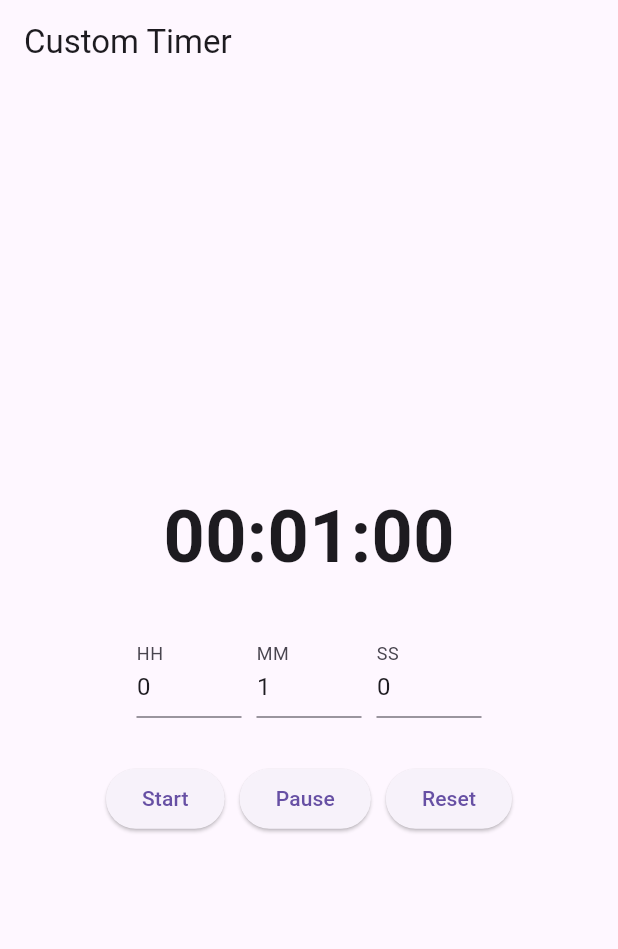
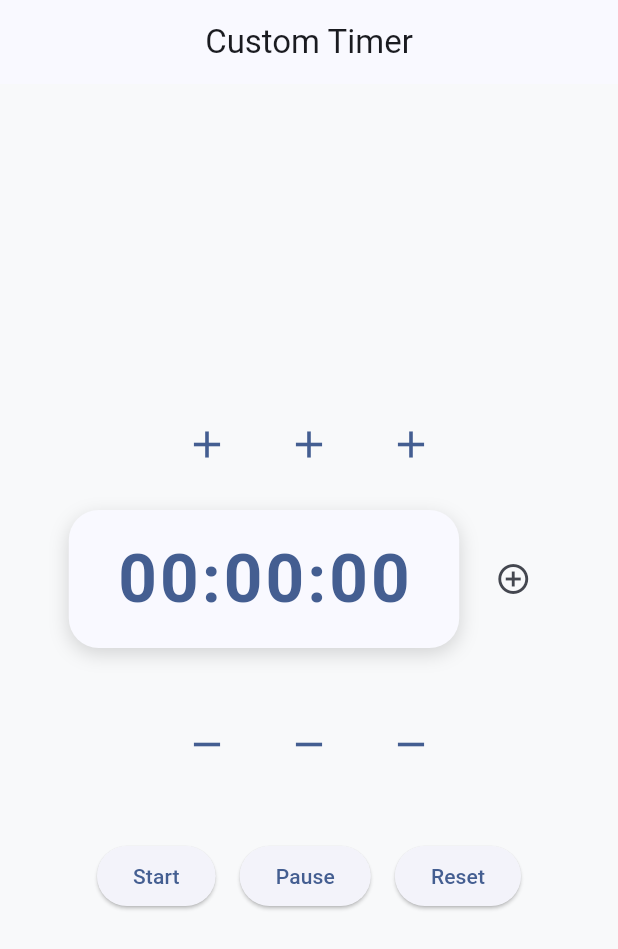
Before and after one commit to JoonWD/custom-timer, a Flutter app: the screen it shows after launch, on a phone screen of 412 x 824 dp. Shown: the top 949 px of the screen. Run offline on Flutter 3.47's test engine with Material 3 defaults, Android fonts, the phone set to English and light mode, and no system bars.

Commit message:
feat: first functional timer UI and engine (v0.1)

```diff
--- a/lib/core/timer_engine.dart
+++ b/lib/core/timer_engine.dart
@@ -1,44 +1,93 @@
+import 'dart:async';
+import 'package:flutter/foundation.dart';
+
 class TimerEngine {
-  int hours;
-  int minutes;
-  int seconds;
+  final VoidCallback onTick;
 
-  int remainingSeconds;
-  bool isRunning = false;
+  Timer? _timer;
+  Duration _current = Duration.zero;
+  bool _isRunning = false;
 
-  TimerEngine({
-    required this.hours,
-    required this.minutes,
-    required this.seconds,
-  }) : remainingSeconds = _toSeconds(hours, minutes, seconds);
+  TimerEngine({required this.onTick});
 
-  static int _toSeconds(int h, int m, int s) {
-    return (h * 3600) + (m * 60) + s;
+  // =========================
+  // GETTERS
+  // =========================
+
+  String get formattedTime {
+    final hours = _current.inHours.toString().padLeft(2, '0');
+    final minutes = (_current.inMinutes % 60).toString().padLeft(2, '0');
+    final seconds = (_current.inSeconds % 60).toString().padLeft(2, '0');
+    return '$hours:$minutes:$seconds';
   }
 
+  bool get isRunning => _isRunning;
+
+  // =========================
+  // CONTROLES PRINCIPALES
+  // =========================
+
   void start() {
-    isRunning = true;
+    if (_isRunning || _current.inSeconds <= 0) return;
+
+    _isRunning = true;
+
+    _timer = Timer.periodic(const Duration(seconds: 1), (_) {
+      if (_current.inSeconds <= 0) {
+        pause();
+        return;
+      }
+
+      _current -= const Duration(seconds: 1);
+      onTick();
+    });
   }
 
   void pause() {
-    isRunning = false;
+    _timer?.cancel();
+    _isRunning = false;
+    onTick();
   }
 
   void reset() {
-    remainingSeconds = _toSeconds(hours, minutes, seconds);
-    isRunning = false;
+    pause();
+    _current = Duration.zero;
+    onTick();
   }
 
-  void tick() {
-    if (!isRunning) return;
-    if (remainingSeconds > 0) {
-      remainingSeconds--;
-    }
+  // =========================
+  // AJUSTE DE TIEMPO
+  // =========================
+
+  void addHours(int value) {
+    _updateTime(Duration(hours: value));
   }
 
-  bool get isFinished => remainingSeconds == 0;
+  void addMinutes(int value) {
+    _updateTime(Duration(minutes: value));
+  }
 
-  int get displayHours => remainingSeconds ~/ 3600;
-  int get displayMinutes => (remainingSeconds % 3600) ~/ 60;
-  int get displaySeconds => remainingSeconds % 60;
+  void addSeconds(int value) {
+    _updateTime(Duration(seconds: value));
+  }
+
+  void _updateTime(Duration delta) {
+    if (_isRunning) return; // no permitir edición mientras corre
+
+    final newTime = _current + delta;
+
+    // Evita valores negativos
+    if (newTime.inSeconds < 0) return;
+
+    _current = newTime;
+    onTick();
+  }
+
+  // =========================
+  // CLEANUP
+  // =========================
+
+  void dispose() {
+    _timer?.cancel();
+  }
 }
--- a/lib/main.dart
+++ b/lib/main.dart
@@ -10,9 +10,42 @@ class TimerApp extends StatelessWidget {
 
   @override
   Widget build(BuildContext context) {
-    return const MaterialApp(
+    return MaterialApp(
       debugShowCheckedModeBanner: false,
-      home: HomeScreen(),
+      title: 'Custom Timer',
+
+      // 🌞 Tema claro (azul pastel)
+      theme: ThemeData(
+        useMaterial3: true,
+        brightness: Brightness.light,
+        colorScheme: ColorScheme.fromSeed(
+          seedColor: Colors.blueAccent,
+          brightness: Brightness.light,
+        ),
+        scaffoldBackgroundColor: const Color(0xFFF8F9FA),
+        appBarTheme: const AppBarTheme(
+          centerTitle: true,
+          elevation: 0,
+        ),
+      ),
+
+      // 🌙 Tema oscuro (verde esmeralda)
+      darkTheme: ThemeData(
+        useMaterial3: true,
+        brightness: Brightness.dark,
+        colorScheme: ColorScheme.fromSeed(
+          seedColor: Color(0xFF2EE59D), // verde esmeralda moderno
+          brightness: Brightness.dark,
+        ),
+        scaffoldBackgroundColor: const Color(0xFF121212),
+        appBarTheme: const AppBarTheme(
+          centerTitle: true,
+          elevation: 0,
+        ),
+      ),
+
+      themeMode: ThemeMode.system, // sigue el sistema operativo
+      home: const HomeScreen(),
     );
   }
 }
--- a/lib/ui/home_screen.dart
+++ b/lib/ui/home_screen.dart
@@ -1,6 +1,8 @@
 import 'dart:async';
 import 'package:flutter/material.dart';
 import '../core/timer_engine.dart';
+import '../widgets/timer_display.dart';
+import '../widgets/time_adjuster_column.dart';
 
 class HomeScreen extends StatefulWidget {
   const HomeScreen({super.key});
@@ -10,96 +12,117 @@ class HomeScreen extends StatefulWidget {
 }
 
 class _HomeScreenState extends State<HomeScreen> {
-  TimerEngine engine = TimerEngine(hours: 0, minutes: 1, seconds: 0);
-  Timer? timer;
+  late final TimerEngine engine;
 
-  final TextEditingController hoursController = TextEditingController(text: "0");
-  final TextEditingController minutesController = TextEditingController(text: "1");
-  final TextEditingController secondsController = TextEditingController(text: "0");
-
-  void startTimer() {
-    if (timer != null) return;
-
-    setState(() {
-      engine.start();
-    });
-
-    timer = Timer.periodic(const Duration(seconds: 1), (_) {
-      setState(() {
-        engine.tick();
-
-        if (engine.isFinished) {
-          stopTimer();
-        }
-      });
-    });
+  @override
+  void initState() {
+    super.initState();
+    engine = TimerEngine(
+      onTick: () {
+        setState(() {});
+      },
+    );
   }
 
-  void pauseTimer() {
-    setState(() {
-      engine.pause();
-    });
+  @override
+  void dispose() {
+    engine.dispose();
+    super.dispose();
   }
-
-  void stopTimer() {
-    timer?.cancel();
-    timer = null;
-    setState(() {
-      engine.pause();
-    });
-  }
-
-  void resetTimer() {
-    stopTimer();
-
-    final h = int.tryParse(hoursController.text) ?? 0;
-    final m = int.tryParse(minutesController.text) ?? 0;
-    final s = int.tryParse(secondsController.text) ?? 0;
-
-    setState(() {
-      engine = TimerEngine(hours: h, minutes: m, seconds: s);
-    });
-  }
-
-  String format(int n) => n.toString().padLeft(2, '0');
 
   @override
   Widget build(BuildContext context) {
     return Scaffold(
-      appBar: AppBar(title: const Text("Custom Timer")),
-      body: Padding(
-        padding: const EdgeInsets.all(24),
+      appBar: AppBar(title: const Text('Custom Timer'), centerTitle: true),
+      body: Center(
         child: Column(
           mainAxisAlignment: MainAxisAlignment.center,
           children: [
-            Text(
-              "${format(engine.displayHours)}:"
-              "${format(engine.displayMinutes)}:"
-              "${format(engine.displaySeconds)}",
-              style: const TextStyle(fontSize: 48, fontWeight: FontWeight.bold),
-            ),
-            const SizedBox(height: 30),
-
+            // + + +
             Row(
               mainAxisAlignment: MainAxisAlignment.center,
               children: [
-                _timeField(hoursController, "HH"),
-                const SizedBox(width: 10),
-                _timeField(minutesController, "MM"),
-                const SizedBox(width: 10),
-                _timeField(secondsController, "SS"),
+                TimeAdjusterColumn(
+                  label: 'H',
+                  mode: AdjusterMode.increment,
+                  onPressed: () => engine.addHours(1),
+                ),
+                const SizedBox(width: 20),
+                TimeAdjusterColumn(
+                  label: 'M',
+                  mode: AdjusterMode.increment,
+                  onPressed: () => engine.addMinutes(1),
+                ),
+                const SizedBox(width: 20),
+                TimeAdjusterColumn(
+                  label: 'S',
+                  mode: AdjusterMode.increment,
+                  onPressed: () => engine.addSeconds(1),
+                ),
               ],
             ),
-            const SizedBox(height: 30),
 
+            const SizedBox(height: 20),
+
+            // CONTADOR + BOTÓN +10s
+            Row(
+              mainAxisAlignment: MainAxisAlignment.center,
+              crossAxisAlignment: CrossAxisAlignment.center,
+              children: [
+                TimerDisplay(time: engine.formattedTime),
+                const SizedBox(width: 12),
+                IconButton(
+                  onPressed: () => engine.addSeconds(10),
+                  icon: const Icon(Icons.add_circle_outline),
+                  tooltip: '+10s',
+                ),
+              ],
+            ),
+            const SizedBox(height: 40),
+            // - - -
             Row(
               mainAxisAlignment: MainAxisAlignment.center,
               children: [
-                ElevatedButton(onPressed: startTimer, child: const Text("Start")),
-                const SizedBox(width: 10),
-                ElevatedButton(onPressed: pauseTimer, child: const Text("Pause")),
-                const SizedBox(width: 10),
-                ElevatedButton(onPressed: resetTimer, child: const Text("Reset")),
+                TimeAdjusterColumn(
+                  label: 'H',
+                  mode: AdjusterMode.decrement,
+                  onPressed: () => engine.addHours(-1),
+                ),
+                const SizedBox(width: 20),
+                TimeAdjusterColumn(
+                  label: 'M',
+                  mode: AdjusterMode.decrement,
+                  onPressed: () => engine.addMinutes(-1),
+                ),
+                const SizedBox(width: 20),
+                TimeAdjusterColumn(
+                  label: 'S',
+                  mode: AdjusterMode.decrement,
+                  onPressed: () => engine.addSeconds(-1),
+                ),
+              ],
+            ),
+
+            const SizedBox(height: 40),
+
+            // BOTONES CONTROL
+            Row(
+              mainAxisAlignment: MainAxisAlignment.center,
+              children: [
+                ElevatedButton(
+                  onPressed: engine.start,
+                  child: const Text('Start'),
+                ),
+                const SizedBox(width: 16),
+                ElevatedButton(
+                  onPressed: engine.pause,
+                  child: const Text('Pause'),
+                ),
+                const SizedBox(width: 16),
+                ElevatedButton(
+                  onPressed: engine.reset,
+                  child: const Text('Reset'),
+                ),
               ],
             ),
           ],
@@ -107,15 +130,4 @@ class _HomeScreenState extends State<HomeScreen> {
       ),
     );
   }
-
-  Widget _timeField(TextEditingController controller, String label) {
-    return SizedBox(
-      width: 70,
-      child: TextField(
-        controller: controller,
-        keyboardType: TextInputType.number,
-        decoration: InputDecoration(labelText: label),
-      ),
-    );
-  }
 }
--- /dev/null
+++ b/lib/widgets/time_adjuster_column.dart
@@ -0,0 +1,42 @@
+import 'package:flutter/material.dart';
+
+enum AdjusterMode { increment, decrement }
+
+class TimeAdjusterColumn extends StatelessWidget {
+  final String label;
+  final VoidCallback onPressed;
+  final AdjusterMode mode;
+
+  const TimeAdjusterColumn({
+    super.key,
+    required this.label,
+    required this.onPressed,
+    required this.mode,
+  });
+
+  @override
+  Widget build(BuildContext context) {
+    final theme = Theme.of(context);
+
+    final icon = mode == AdjusterMode.increment
+        ? Icons.add
+        : Icons.remove;
+
+    final tooltip = mode == AdjusterMode.increment
+        ? 'Increment $label'
+        : 'Decrement $label';
+
+    return Column(
+      children: [
+        IconButton(
+          onPressed: onPressed,
+          icon: Icon(icon),
+          iconSize: 30,
+          splashRadius: 22,
+          color: theme.colorScheme.primary,
+          tooltip: tooltip,
+        ),
+      ],
+    );
+  }
+}
--- a/lib/widgets/timer_display.dart
+++ b/lib/widgets/timer_display.dart
@@ -0,0 +1,42 @@
+import 'package:flutter/material.dart';
+
+class TimerDisplay extends StatelessWidget {
+  final String time;
+
+  const TimerDisplay({
+    super.key,
+    required this.time,
+  });
+
+  @override
+  Widget build(BuildContext context) {
+    final theme = Theme.of(context);
+
+    return Container(
+      padding: const EdgeInsets.symmetric(
+        horizontal: 32,
+        vertical: 20,
+      ),
+      decoration: BoxDecoration(
+        borderRadius: BorderRadius.circular(20),
+        color: theme.colorScheme.surface,
+        boxShadow: [
+          BoxShadow(
+            color: theme.shadowColor.withOpacity(0.15),
+            blurRadius: 10,
+            offset: const Offset(0, 4),
+          ),
+        ],
+      ),
+      child: Text(
+        time,
+        textAlign: TextAlign.center,
+        style: theme.textTheme.displayMedium?.copyWith(
+          fontWeight: FontWeight.bold,
+          letterSpacing: 2,
+          color: theme.colorScheme.primary,
+        ),
+      ),
+    );
+  }
+}
```
Also changed, not shown: 1 other file.
